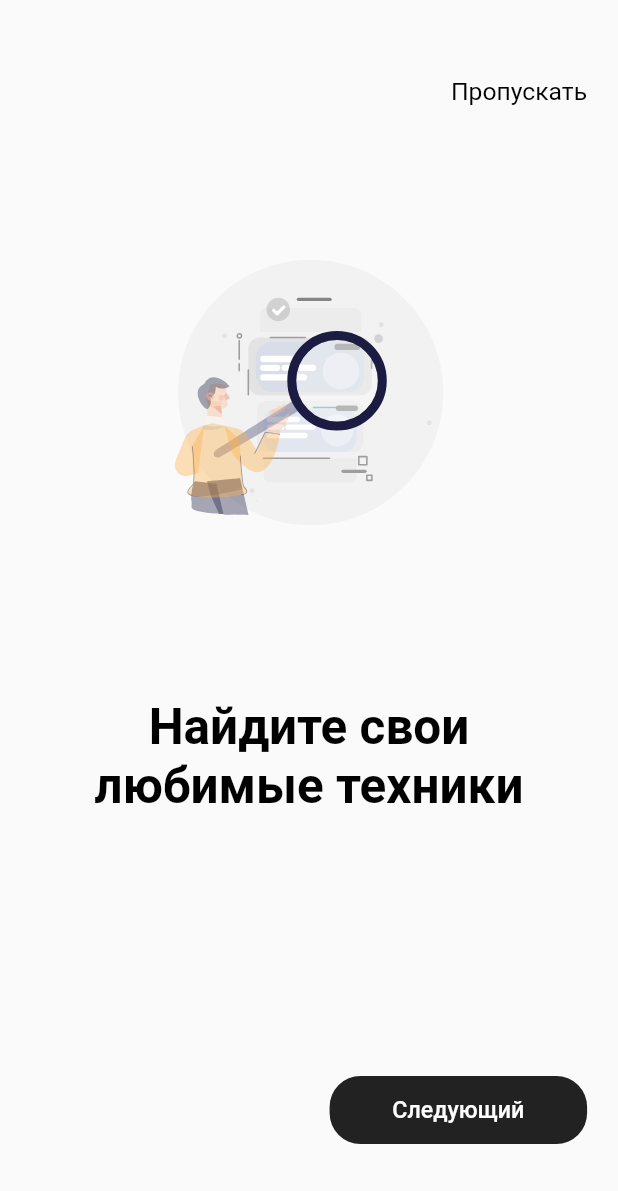
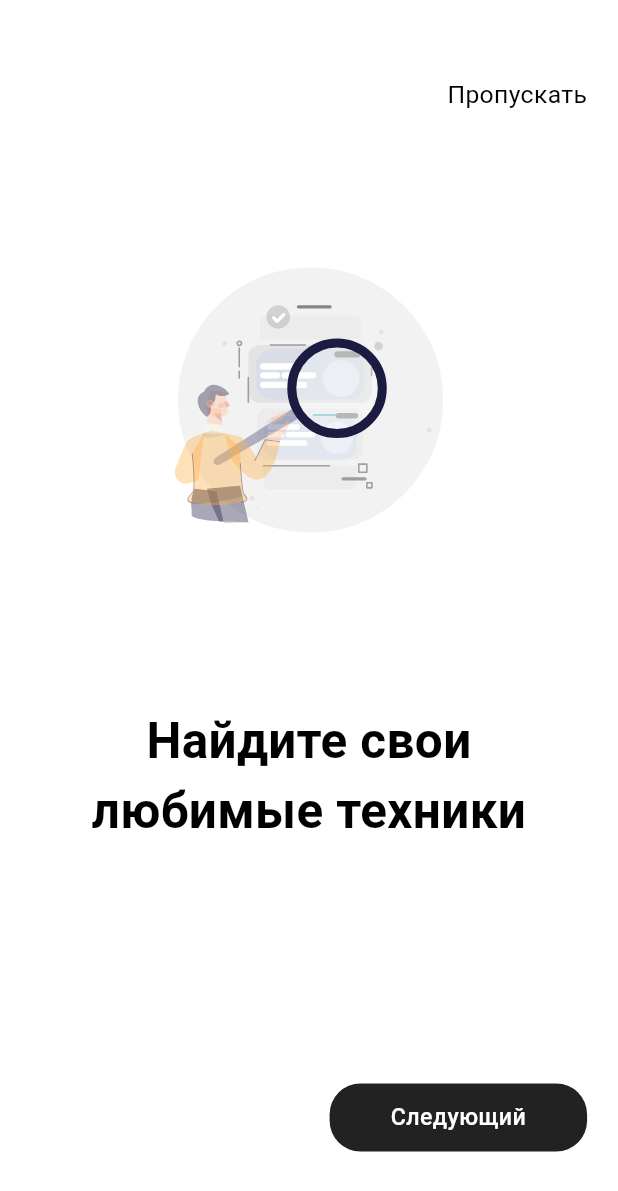
Before and after one commit to Ibrokihimbek/Ishonch-571, a Flutter app: the screen it shows after launch, on a phone screen of 412 x 824 dp. Shown: the top 1191 px of the screen. Run offline on Flutter 3.47's test engine with Material 2 defaults, Android fonts, the light colour scheme and no system bars; our stand-ins replace adaptive_theme, bloc, connectivity_plus, dio, easy_localization, equatable and 10 more.

Commit message:
added: theme

```diff
--- a/lib/app/app.dart
+++ b/lib/app/app.dart
@@ -1,3 +1,4 @@
+import 'package:adaptive_theme/adaptive_theme.dart';
 import 'package:easy_localization/easy_localization.dart';
 import 'package:flutter/material.dart';
 import 'package:flutter_bloc/flutter_bloc.dart';
@@ -6,6 +7,7 @@
 import 'package:ishonch/screens/app_router.dart';
 import 'package:ishonch/screens/bottom_nav/bloc/bottom_nav_cubit.dart';
 
+import '../utils/theme.dart';
 
 class App extends StatelessWidget {
   const App({super.key});
@@ -40,18 +42,19 @@
       designSize: const Size(360, 800),
       minTextAdapt: true,
       splitScreenMode: true,
-      builder: (BuildContext context, Widget? child) {
-        return MaterialApp(
+      builder: (BuildContext context, Widget? child) => AdaptiveTheme(
+        light: AppTheme.lightTheme,
+        dark: AppTheme.darkTheme,
+        initial: AdaptiveThemeMode.light,
+        builder: (light, dark) => MaterialApp(
           initialRoute: RouteName.splash,
           onGenerateRoute: AppRoutes.generateRoute,
           debugShowCheckedModeBanner: false,
           title: 'Ishonch 571',
-          theme: ThemeData(
-            fontFamily: 'Roboto',
-            primarySwatch: Colors.blue,
-          ),
-        );
-      },
+          theme: light,
+          darkTheme: dark,
+        ),
+      ),
     );
   }
 }
--- a/lib/screens/on_bording/on_bording_page.dart
+++ b/lib/screens/on_bording/on_bording_page.dart
@@ -98,7 +98,7 @@
                       height: 44.h,
                       decoration: BoxDecoration(
                           borderRadius: BorderRadius.circular(20.r),
-                          color: AppColors.C_222222),
+                          color: AppColors.c_222222),
                       child: Center(
                         child: Text(
                           nextButton,
--- a/lib/screens/splash/splash_page.dart
+++ b/lib/screens/splash/splash_page.dart
@@ -29,7 +29,6 @@
         Navigator.pushReplacementNamed(context, RouteName.bottomNavigation);
       }
     });
-
   }
 
   @override
@@ -44,12 +43,11 @@
               height: 68.64.h,
               child: Image.asset(AppImages.imageLogo),
             ),
-            SizedBox(height: 4.h),
+            SizedBox(height: 20.h),
             SizedBox(
               child: Text(
                 'Ishonch 571',
-                style: fontRobotoW700(appcolor: AppColors.black)
-                    .copyWith(fontSize: 24.sp),
+                style: Theme.of(context).textTheme.headlineMedium,
               ),
             ),
           ],
--- a/lib/utils/app_colors.dart
+++ b/lib/utils/app_colors.dart
@@ -3,7 +3,7 @@
 class AppColors {
   static const black = Colors.black;
   static const white = Colors.white;
-  static const C_1F1914 = Color(0xff1F1914);
-  static const C_222222 = Color(0xff222222);
-
+  static const grey = Colors.grey;
+  static const c_1F1914 = Color(0xff1F1914);
+  static const c_222222 = Color(0xff222222);
 }
--- /dev/null
+++ b/lib/utils/theme.dart
@@ -0,0 +1,168 @@
+import 'package:flutter/material.dart';
+import 'package:flutter/services.dart';
+import 'package:flutter_screenutil/flutter_screenutil.dart';
+import 'package:google_fonts/google_fonts.dart';
+import 'package:ishonch/utils/app_colors.dart';
+
+class AppTheme {
+  /// Light mode
+
+  static ThemeData lightTheme = ThemeData(
+    appBarTheme: const AppBarTheme(
+      iconTheme: IconThemeData(
+        color: AppColors.black,
+      ),
+      backgroundColor: AppColors.white,
+      elevation: 0,
+      systemOverlayStyle: SystemUiOverlayStyle(
+        statusBarBrightness: Brightness.light,
+        statusBarIconBrightness: Brightness.dark,
+        statusBarColor: Colors.transparent,
+      ),
+    ),
+    dialogBackgroundColor: AppColors.white,
+    bottomNavigationBarTheme: const BottomNavigationBarThemeData(
+      backgroundColor: AppColors.white,
+      elevation: 8,
+    ),
+    popupMenuTheme: const PopupMenuThemeData(
+      color: AppColors.white,
+      elevation: 6,
+    ),
+    hintColor: AppColors.grey,
+    scaffoldBackgroundColor: AppColors.white,
+    colorScheme: const ColorScheme.light(),
+    primaryColorDark: AppColors.white,
+    primaryColor: AppColors.white,
+    useMaterial3: true,
+    cardColor: AppColors.black,
+    shadowColor: AppColors.grey.withOpacity(0.5),
+    textSelectionTheme:
+        const TextSelectionThemeData(cursorColor: AppColors.black),
+    splashColor: AppColors.white,
+    textTheme: TextTheme(
+      displayLarge: GoogleFonts.roboto(
+        textStyle: TextStyle(
+            color: AppColors.black,
+            fontSize: 57.sp,
+            fontWeight: FontWeight.w800),
+      ),
+      displayMedium: GoogleFonts.roboto(
+        textStyle: TextStyle(
+            color: AppColors.black,
+            fontSize: 45.sp,
+            fontWeight: FontWeight.w700),
+      ),
+      displaySmall: GoogleFonts.roboto(
+        textStyle: TextStyle(
+            color: AppColors.black,
+            fontSize: 36.sp,
+            fontWeight: FontWeight.w600),
+      ),
+      headlineMedium: GoogleFonts.roboto(
+        textStyle: TextStyle(
+            color: AppColors.black,
+            fontSize: 28.sp,
+            fontWeight: FontWeight.w500),
+      ),
+      headlineSmall: GoogleFonts.roboto(
+        textStyle: TextStyle(
+            color: AppColors.black,
+            fontSize: 24.sp,
+            fontWeight: FontWeight.w400),
+      ),
+      titleLarge: GoogleFonts.roboto(
+        textStyle: TextStyle(
+            color: AppColors.black,
+            fontSize: 22.sp,
+            fontWeight: FontWeight.w300),
+      ),
+      labelMedium: GoogleFonts.roboto(
+        textStyle: TextStyle(
+            color: AppColors.black,
+            fontSize: 16.sp,
+            fontWeight: FontWeight.w200),
+      ),
+    ),
+  );
+
+  /// Dark mode
+
+  static ThemeData darkTheme = ThemeData(
+    appBarTheme: const AppBarTheme(
+      iconTheme: IconThemeData(
+        color: AppColors.white,
+      ),
+      backgroundColor: AppColors.white,
+      systemOverlayStyle: SystemUiOverlayStyle(
+        statusBarBrightness: Brightness.dark,
+        statusBarIconBrightness: Brightness.light,
+        statusBarColor: Colors.transparent,
+      ),
+    ),
+    dialogBackgroundColor: AppColors.black,
+    popupMenuTheme: const PopupMenuThemeData(
+      color: AppColors.black,
+      elevation: 6,
+    ),
+    bottomNavigationBarTheme: BottomNavigationBarThemeData(
+      backgroundColor: AppColors.grey.withOpacity(0.85),
+      elevation: 8,
+    ),
+    useMaterial3: true,
+    splashColor: AppColors.black,
+    hintColor: AppColors.grey,
+    cardColor: AppColors.white,
+    scaffoldBackgroundColor: AppColors.black,
+    primaryColor: AppColors.black,
+    colorScheme: const ColorScheme.dark(),
+    primaryColorDark: AppColors.black,
+    shadowColor: AppColors.grey.withOpacity(0.5),
+    textSelectionTheme:
+        const TextSelectionThemeData(cursorColor: AppColors.white),
+    textTheme: TextTheme(
+      displayLarge: GoogleFonts.roboto(
+        textStyle: TextStyle(
+            color: AppColors.white,
+            fontSize: 57.sp,
+            fontWeight: FontWeight.w800),
+      ),
+      displayMedium: GoogleFonts.roboto(
+        textStyle: TextStyle(
+            color: AppColors.white,
+            fontSize: 45.sp,
+            fontWeight: FontWeight.w700),
+      ),
+      displaySmall: GoogleFonts.roboto(
+        textStyle: TextStyle(
+            color: AppColors.white,
+            fontSize: 36.sp,
+            fontWeight: FontWeight.w600),
+      ),
+      headlineMedium: GoogleFonts.roboto(
+        textStyle: TextStyle(
+            color: AppColors.white,
+            fontSize: 28.sp,
+            fontWeight: FontWeight.w500),
+      ),
+      headlineSmall: GoogleFonts.roboto(
+        textStyle: TextStyle(
+            color: AppColors.white,
+            fontSize: 24.sp,
+            fontWeight: FontWeight.w400),
+      ),
+      titleLarge: GoogleFonts.roboto(
+        textStyle: TextStyle(
+            color: AppColors.white,
+            fontSize: 22.sp,
+            fontWeight: FontWeight.w300),
+      ),
+      labelMedium: GoogleFonts.roboto(
+        textStyle: TextStyle(
+            color: AppColors.white,
+            fontSize: 16.sp,
+            fontWeight: FontWeight.w200),
+      ),
+    ),
+  );
+}
--- a/pubspec.yaml
+++ b/pubspec.yaml
@@ -29,6 +29,10 @@
   flutter_snake_navigationbar: ^0.6.1
   get_it: ^7.2.0
   mask_text_input_formatter: ^2.3.0
+  google_fonts: ^4.0.3
+  adaptive_theme: ^3.1.1
+
+
 
 dev_dependencies:
   flutter_test:
```
Also changed, not shown: lib/screens/bottom_nav/bottom_nav_page.dart (+3 -13 lines), lib/screens/bottom_nav/home/drawer/drawer.dart (+5 -13 lines), lib/screens/bottom_nav/home/view/home_page.dart (+32 -3 lines), lib/screens/bottom_nav/home/view/widget/discount_widget.dart (+24 -15 lines), lib/screens/bottom_nav/home/view/widget/home_widget.dart (+5 -5 lines), lib/screens/bottom_nav/order/order_page.dart (+8 -7 lines), lib/screens/product_detail/product_detail_screen.dart (+3 -6 lines), pubspec.lock, 3 other files.
